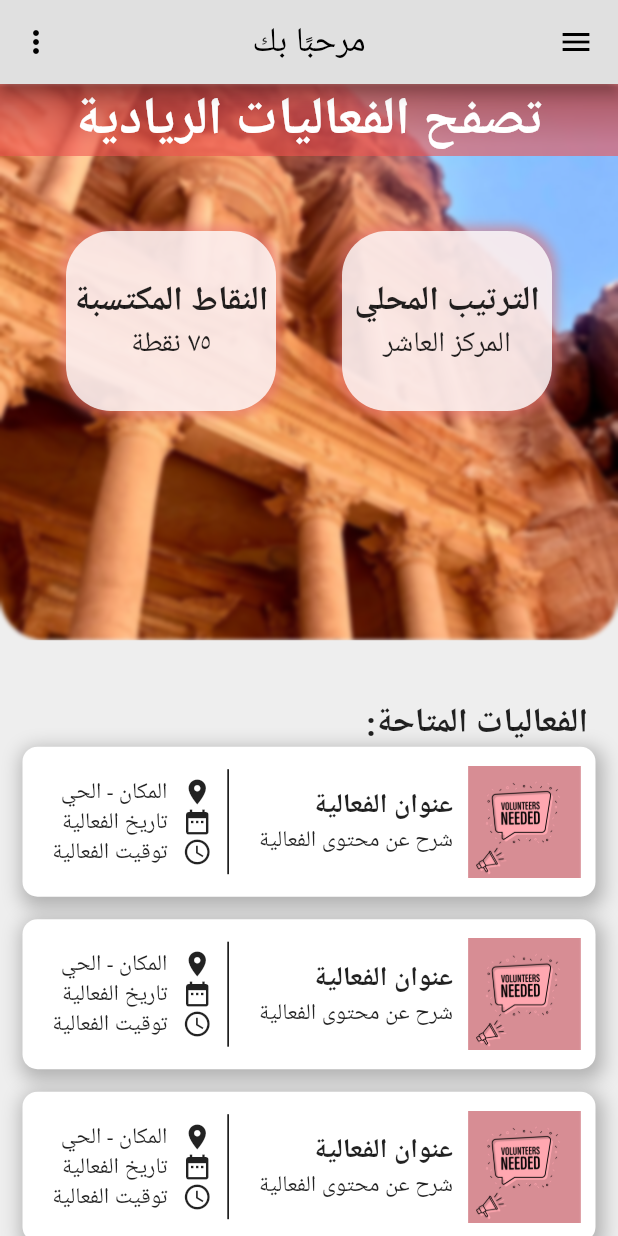
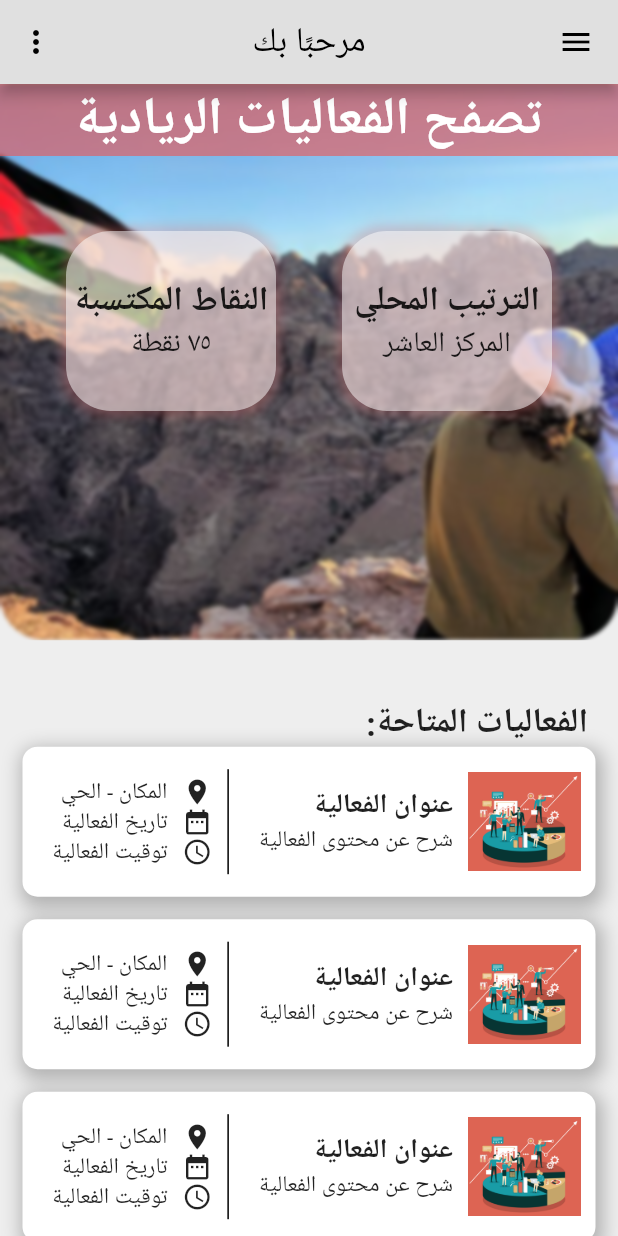
Before and after one commit to Mohammad-Fahel/hemtakapp_firebase, a Flutter app: the HomePagePartner screen opened directly, on a phone screen of 412 x 824 dp. Run offline on Flutter 3.47's test engine with Material 2 defaults, Android fonts, the phone set to English and light mode, and no system bars; our stand-ins replace cloud_firestore, expandable, firebase_auth, firebase_core, flutter_spinkit, pin_code_fields; missing offline and left inert: multiselect_formfield, ndialog; accounts and stored records are empty.

Commit message:
lastUpdate4

```diff
--- a/lib/HomePage/HomePageOfPartner.dart
+++ b/lib/HomePage/HomePageOfPartner.dart
@@ -1,7 +1,8 @@
 import 'dart:ui';
 import 'package:cloud_firestore/cloud_firestore.dart';
 import 'package:flutter/material.dart';
-import 'package:hemtak_app/HomePage/insideEvent.dart';
+import 'package:hemtak_app/slideMenu/partener/acceptableEvents.dart';
+import 'package:hemtak_app/slideMenu/partener/insideEvent.dart';
 import 'package:hemtak_app/slideMenu/partener/About.dart';
 import 'package:hemtak_app/slideMenu/partener/CodeRedeemingPage.dart';
 import 'package:hemtak_app/slideMenu/partener/Setting.dart';
@@ -58,7 +59,7 @@ class _HomePagePartnerState extends State<HomePagePartner> {
                 children: <Widget>[
                   SizedBox(width: 10),
                   Image.asset(
-                    "assets/images/v.png",
+                    "assets/images/Leadership.jpg",
                     width: 75,
                   ),
                   SizedBox(width: 10),
@@ -127,11 +128,11 @@ class _HomePagePartnerState extends State<HomePagePartner> {
       width: 140,
       height: 120,
       decoration: BoxDecoration(
-        color: Colors.white.withOpacity(0.80),
+        color: Colors.white.withOpacity(0.5),
         borderRadius: BorderRadius.all(Radius.circular(30)),
         boxShadow: <BoxShadow>[
           BoxShadow(
-              color: Colors.red[300].withOpacity(0.6),
+              color: Colors.red[300].withOpacity(0.3),
               blurRadius: 5,
               spreadRadius: 3)
         ],
@@ -162,7 +163,7 @@ class _HomePagePartnerState extends State<HomePagePartner> {
             child: Column(
               children: [
                 Icon(Icons.person_pin, size: 100),
-                Text("اسم الشريك",style: TextStyle(fontWeight: FontWeight.bold, fontSize: 20))
+                Text("اسم الداعم",style: TextStyle(fontWeight: FontWeight.bold, fontSize: 20))
               ],
             ),
             decoration: BoxDecoration(color: Colors.grey),
@@ -186,6 +187,12 @@ class _HomePagePartnerState extends State<HomePagePartner> {
           title: Text('تحصيل النقاط'),
           onTap: () => Navigator.pushReplacement(context,
               MaterialPageRoute(builder: (context) => CodeRedeeming())),
+        ),
+        ListTile(
+          leading: Icon(Icons.assignment_turned_in),
+          title: Text('الفعاليات المقبولة'),
+          onTap: () => Navigator.pushReplacement(context,
+              MaterialPageRoute(builder: (context) => AcceptableEvents())),
         ),
         Container(
           height: 2,
@@ -234,7 +241,7 @@ class _HomePagePartnerState extends State<HomePagePartner> {
                         bottomRight: Radius.circular(30.0),
                       ),
                       image: DecorationImage(
-                          image: AssetImage("assets/images/jordan3.png"),
+                          image: AssetImage("assets/images/jordan_background.jpg"),
                           fit: BoxFit.cover)),
                   child: ClipRRect(
                       child: BackdropFilter(
```
